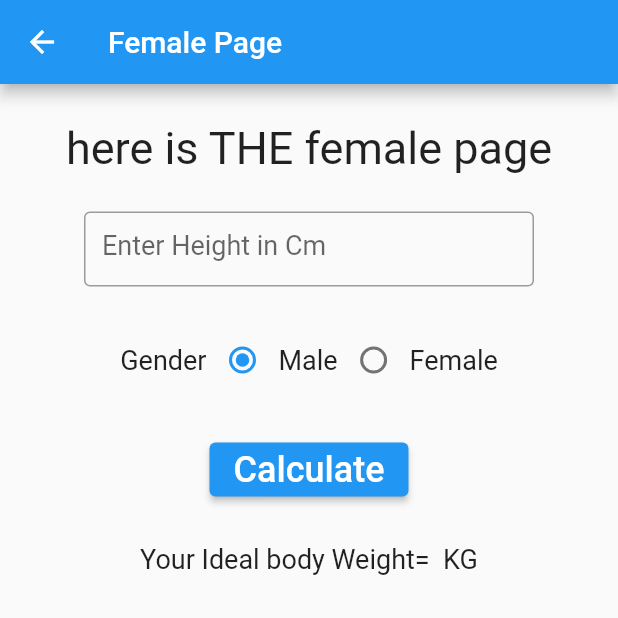
After one commit to AliKomayha/HealthMate_Calc, a Flutter app: the screen it shows after launch, after a tap on "IBW", on a phone screen of 412 x 824 dp, the top half of it. The commit adds this screen. Run offline on Flutter 3.47's test engine with Material 2 defaults, Android fonts, the phone set to English and light mode, and no system bars.

Commit message:
changing pages into BMI AND IDW and creating their content

```diff
--- /dev/null
+++ b/lib/bmi.dart
@@ -0,0 +1,20 @@
+class Bmi{
+
+  double weight;
+  double height;
+
+  Bmi(this.weight, this.height);
+
+  @override
+  String toString() {
+    // TODO: implement toString
+    return 'BMI = $weight';
+
+  }
+  String getTotalBMI(){
+    return (weight/(height*height)).toStringAsFixed(2);
+  }
+
+
+
+}
--- /dev/null
+++ b/lib/bmiPage.dart
@@ -0,0 +1,97 @@
+import 'package:flutter/material.dart';
+import 'home.dart';
+import 'bmi.dart';
+class bmiPage extends StatefulWidget {
+  const bmiPage({super.key});
+
+  @override
+  State<bmiPage> createState() => _bmiPageState();
+}
+
+class _bmiPageState extends State<bmiPage> {
+
+  double _weight=-1;
+  double _height=-1;
+  String _text="";
+  Bmi _bmi = Bmi(0, 0);
+  @override
+  Widget build(BuildContext context) {
+
+    return Scaffold(
+      appBar: AppBar(
+        title: const Text("BMI"),
+        backgroundColor: Colors.green,
+      ),
+
+      body: Center( child: Column(
+        children:[
+            const Text("here is THE male page", style: TextStyle(fontSize: 30),),
+            const SizedBox( height: 25.0,),
+            MyTextField(f: updateWeight, hint: 'Enter Weight in Kg',),
+            const SizedBox( height: 15.0,),
+            MyTextField(f:updateHeight, hint:"Enter Height in M",),
+
+          const SizedBox(height: 20.0,),
+          ElevatedButton(onPressed: () {updateBmi();}, child: Text('Calculate', style: TextStyle(fontSize: 24.0),)),
+          const SizedBox(height: 20.0,),
+          Text('Body Mass Index: $_text', style: const TextStyle(fontSize: 18.0)),
+
+         /// ////////////// add here the state of the result //////////////////////////////
+
+
+
+          ],
+      )),
+    );
+  }//build
+
+  void updateWeight(String weight){
+    if (weight.trim()==''){
+      _weight=-1;
+    }
+    else
+    {
+      _weight=double.parse(weight);
+    }
+  }
+  void updateHeight(String height){
+    if (height.trim()==''){
+      _height=-1;
+    }
+    else
+    {
+      _height=double.parse(height);
+    }
+  }
+  void updateBmi(){
+    _bmi = Bmi(_weight, _height);
+    String bmiResult = _bmi.getTotalBMI();
+    setState(() {
+      _text = 'BMI = $bmiResult';
+    });
+
+  }
+} // state
+
+
+class MyTextField extends StatelessWidget{
+  Function(String) f;
+  String hint;
+
+  MyTextField({required this.hint, required this.f, super.key,});
+
+  @override
+  Widget build(BuildContext context){
+    return SizedBox(width: 300.0, height:50.0,
+      child: TextField(
+        style: const TextStyle(fontSize: 18.0),
+        keyboardType: TextInputType.number,
+        decoration:  InputDecoration(
+            border: const OutlineInputBorder(),hintText: hint
+
+        ),
+        onChanged: (text){f(text);},
+      ),
+    );
+  }
+}
--- a/lib/home.dart
+++ b/lib/home.dart
@@ -1,8 +1,8 @@
 import 'dart:ui';
 
 import 'package:flutter/material.dart';
-import 'malePage.dart';
-import 'femalePage.dart';
+import 'bmiPage.dart';
+import 'idealPage.dart';
 
 class Home extends StatefulWidget {
   const Home({super.key});
@@ -25,58 +25,75 @@ class _HomeState extends State<Home> {
         children: [
           const SizedBox(height: 150.0,),
 
-          /// male page button
-          ElevatedButton(
-
-              child:  Container(
-                   // width: 120,
-                  // height: 120,
-
-                // decoration: BoxDecoration(
-                //   color: Colors.lightBlueAccent,
-                //   //borderRadius: BorderRadius.circular(10),
-                //   ),
-
-                child: Icon(Icons.man_2_rounded, size: 100, color: Colors.white,),
-              ),
-
-              onPressed: (){
-
-                Navigator.of(context).push(
-                  MaterialPageRoute(builder: (context)=> const malePage(),
-                  )
-                );
-              },
-          ),
-          const SizedBox(height: 10.0,),
-          const Text("Male ", style: TextStyle(fontSize: 25.0,color: Colors.blue)),
-          const SizedBox(height: 150.0,),
-
-
-        /// female page button
+          /// bmi page button
           GestureDetector(
             onTap: () {
               Navigator.push(
                 context,
-              MaterialPageRoute(builder: (context) => femalePage()),
+                MaterialPageRoute(builder: (context) => bmiPage()),
               );
             },
             child: Container(
               width: 120,
               height: 120,
+              padding: EdgeInsets.fromLTRB(23.5, 38, 23.5, 38),
               decoration: BoxDecoration(
-              color: Colors.pink,
+                color: Colors.green,
                 borderRadius: BorderRadius.circular(10),
               ),
-            child: Icon(Icons.woman_2_rounded, size: 100, color: Colors.white),
+              // child: Icon(Icons.woman_2_rounded, size: 100, color: Colors.white),
+              child: const Text(
+                'BMI',
+                style: TextStyle(
+                  color: Colors.white,
+                  fontSize: 40.0,
+                  fontWeight: FontWeight.bold,
+                ),
+              ),
             ),
 
           ),
           const SizedBox(height: 10.0,),
-          const Text("Female ", style: TextStyle(fontSize: 25.0,color: Colors.pink)),
+          const Text("Body Mass Index", style: TextStyle(fontSize: 25.0,color: Colors.green)),
+
+          const SizedBox(height: 150.0,),
+
+
+        /// Ideal page button
+          GestureDetector(
+            onTap: () {
+              Navigator.push(
+                context,
+                MaterialPageRoute(builder: (context) => idealPage()),
+              );
+            },
+            child: Container(
+              width: 120,
+              height: 120,
+              padding: EdgeInsets.fromLTRB(23.5, 38, 23.5, 38),
+              decoration: BoxDecoration(
+                color: Colors.redAccent,
+                borderRadius: BorderRadius.circular(10),
+              ),
+              // child: Icon(Icons.woman_2_rounded, size: 100, color: Colors.white),
+              child: const Text(
+                'IBW',
+                style: TextStyle(
+                  color: Colors.white,
+                  fontSize: 40.0,
+                  fontWeight: FontWeight.bold,
+                ),
+              ),
+            ),
+
+          ),
+          const SizedBox(height: 10.0,),
+          const Text("Ideal Body Weight", style: TextStyle(fontSize: 25.0,color: Colors.redAccent)),
+
         ],
 
       ),)
     );
   }
 }
+// text field
--- /dev/null
+++ b/lib/ideal.dart
@@ -0,0 +1,19 @@
+class Ideal{
+  double height;
+  int gender=1;
+
+  Ideal(this.height,this.gender);
+
+  @override
+
+  String getIdealWeight(){
+    if (gender==1){
+      return (50+( 0.91 * (height - 152.4))).toStringAsFixed(2);
+    }
+    else if(gender ==0){
+      return (45.5+( 0.91 * (height - 152.4))).toStringAsFixed(2);
+    }
+    return "choose a gender";
+
+  }
+}
--- /dev/null
+++ b/lib/idealPage.dart
@@ -0,0 +1,95 @@
+import 'package:flutter/material.dart';
+import 'bmiPage.dart';
+import 'ideal.dart';
+
+class idealPage extends StatefulWidget {
+  const idealPage({super.key});
+
+  @override
+  State<idealPage> createState() => _idealPageState();
+}
+
+class _idealPageState extends State<idealPage> {
+  double _height=-1;
+  String _text= "";
+  Ideal _ideal= Ideal(0,1);
+  @override
+  Widget build(BuildContext context) {
+    return Scaffold(
+      appBar: AppBar(
+        title: const Text("Female Page"),
+      ),
+
+      body:   Center( child: Column(
+        children:[
+
+          SizedBox(height: 25.0,),
+          Text("here is THE female page", style: TextStyle(fontSize: 30),),
+          SizedBox(height: 25.0),
+          MyTextField(f:updateHeight, hint:"Enter Height in Cm",),
+          SizedBox(height: 25.0),
+          Gender(ideal:_ideal),
+          SizedBox(height: 25.0),
+          ElevatedButton(onPressed: () {updateIdeal();}, child: Text('Calculate', style: TextStyle(fontSize: 24.0),)),
+          SizedBox(height: 25.0),
+          Text('Your Ideal body Weight= $_text KG', style: const TextStyle(fontSize: 18.0)),
+
+        ],
+      )),
+    );
+
+  } // build
+
+
+  void updateHeight(String height){
+    if (height.trim()==''){
+      _height=-1;
+    }
+    else
+    {
+      _height=double.parse(height);
+    }
+
+  }
+  void updateIdeal(){
+    _ideal = Ideal(_height,_ideal.gender);
+    String idealResult = _ideal.getIdealWeight();
+    setState(() {
+      _text = '$idealResult';
+    });
+
+  }
+}
+
+
+class Gender extends StatefulWidget {
+
+  Ideal ideal;
+   Gender({required this.ideal, super.key});
+  @override
+  State<Gender> createState() => _GenderState();
+}
+
+class _GenderState extends State<Gender> {
+  @override
+  Widget build(BuildContext context) {
+    return Row(mainAxisAlignment: MainAxisAlignment.center,children: [
+        const Text('Gender', style: TextStyle(fontSize: 18.0),),
+      ///male
+      Radio(value: 1, groupValue: widget.ideal.gender, onChanged:(val){
+              setState(() {
+                widget.ideal.gender= val as int;
+
+              });
+        },),const Text('Male', style: TextStyle(fontSize: 18.0)),
+      ///female
+      Radio(value: 0, groupValue: widget.ideal.gender, onChanged:(val){
+        setState(() {
+          widget.ideal.gender= val as int;
+
+        });
+      },),const Text('Female', style: TextStyle(fontSize: 18.0)),
+
+    ],);
+  }
+}
```
Also changed, not shown: lib/femalePage.dart (deleted, +0 -23 lines), lib/malePage.dart (deleted, +0 -41 lines). Lines whose indentation alone changed are shown as unchanged.
